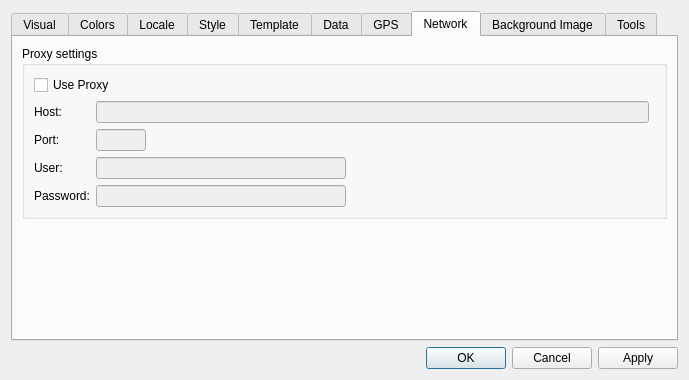
The window that src/Preferences/PreferencesDialog.ui (openstreetmap/merkaartor) describes before a commit, drawn with Qt 5.
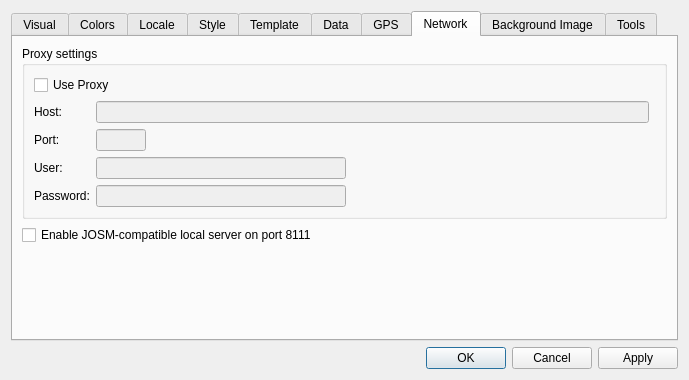
The same window after the commit. The open tabs and pages were chosen to show the change.

Commit message: ADD : support for JOSM remote protocol on port 8111

The edit to the form file:
```diff
--- a/src/Preferences/PreferencesDialog.ui
+++ b/src/Preferences/PreferencesDialog.ui
@@ -1196,6 +1196,13 @@
          </layout>
         </widget>
        </item>
+       <item>
+        <widget class="QCheckBox" name="cbLocalServer">
+         <property name="text">
+          <string>Enable JOSM-compatible local server on port 8111</string>
+         </property>
+        </widget>
+       </item>
        <item>
         <spacer>
          <property name="orientation">
```
Left out of the diff: 2 changed lines with no effect on the pictures. The commit also changes 8 other files.
